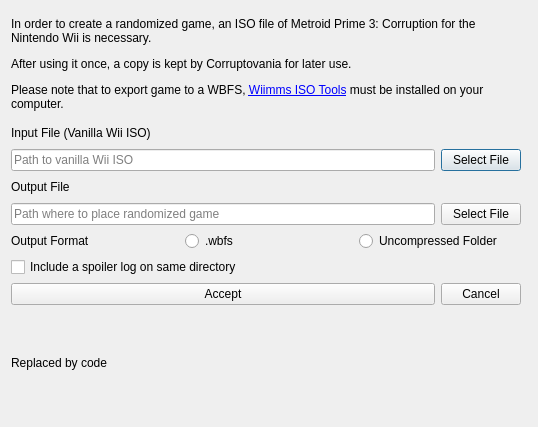
Qt form randovania/games/prime3/gui/ui_files/corruption_game_export_dialog.ui (Schwork-Corruption/corruptovania) before a commit.
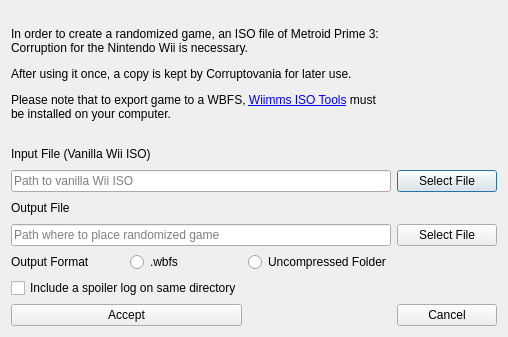
The same form after that commit.

Commit message: hide code from export window

```diff
--- a/randovania/games/prime3/gui/ui_files/corruption_game_export_dialog.ui
+++ b/randovania/games/prime3/gui/ui_files/corruption_game_export_dialog.ui
@@ -6,15 +6,15 @@
    <rect>
     <x>0</x>
     <y>0</y>
-    <width>538</width>
-    <height>427</height>
+    <width>508</width>
+    <height>337</height>
    </rect>
   </property>
   <property name="windowTitle">
    <string>Game Patching</string>
   </property>
   <layout class="QGridLayout" name="gridLayout">
-   <item row="8" column="0" colspan="2">
+   <!--<item row="8" column="0" colspan="2">
     <widget class="QLabel" name="commands_label">
      <property name="text">
       <string>Replaced by code</string>
@@ -26,7 +26,7 @@
       <set>Qt::LinksAccessibleByMouse|Qt::TextSelectableByMouse</set>
      </property>
     </widget>
-   </item>
+   </item>-->
    <item row="0" column="0" colspan="2">
     <widget class="QLabel" name="description_label">
      <property name="text">
@@ -50,14 +50,14 @@
      </property>
     </widget>
    </item>
-   <item row="2" column="0" colspan="1">
+   <item row="2" column="0" colspan="2">
     <widget class="QLineEdit" name="input_file_edit">
      <property name="placeholderText">
       <string>Path to vanilla Wii ISO</string>
      </property>
     </widget>
    </item>
-   <item row="2" column="1">
+   <item row="2" column="2">
     <widget class="QPushButton" name="input_file_button">
      <property name="maximumSize">
       <size>
@@ -83,14 +83,14 @@
      </property>
     </widget>
    </item>
-   <item row="4" column="0" colspan="1">
+   <item row="4" column="0" colspan="2">
     <widget class="QLineEdit" name="custom_path_edit">
      <property name="placeholderText">
       <string>Path where to place randomized game</string>
      </property>
     </widget>
    </item>
-   <item row="4" column="1">
+   <item row="4" column="2">
     <widget class="QPushButton" name="custom_path_button">
      <property name="maximumSize">
       <size>
@@ -103,8 +103,8 @@
      </property>
     </widget>
    </item>
-   <item row="5" column="0" colspan="3">
-    <layout class="QHBoxLayout" name="target_platform_layout">
+   <item row="5" column="0" colspan="2">
+    <layout class="QHBoxLayout" name="output_format_layout">
      <item>
       <widget class="QLabel" name="target_platform_label">
        <property name="text">
@@ -142,7 +142,7 @@
      </property>
     </widget>
    </item>
-   <item row="7" column="1">
+   <item row="7" column="2">
     <widget class="QPushButton" name="cancel_button">
      <property name="text">
       <string>Cancel</string>
```
Left out of the diff: 2 changed lines with no effect on the pictures. The commit also changes 1 other file.
